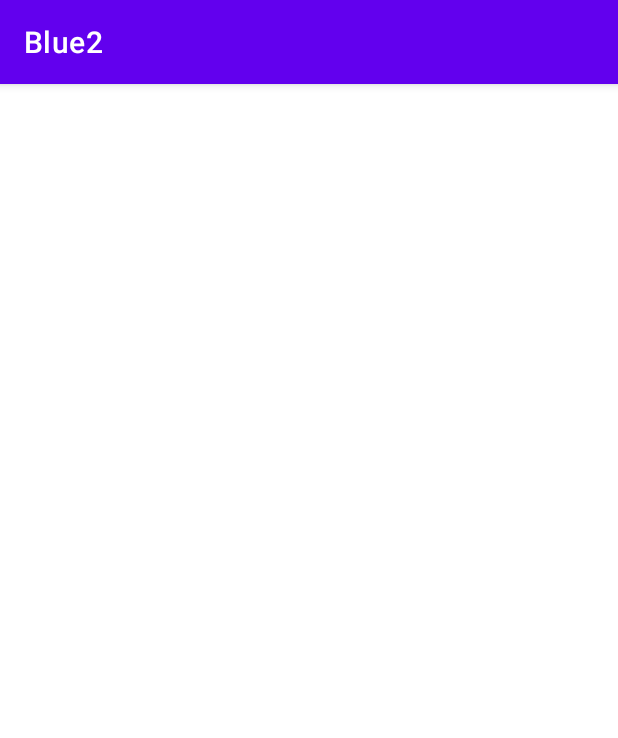
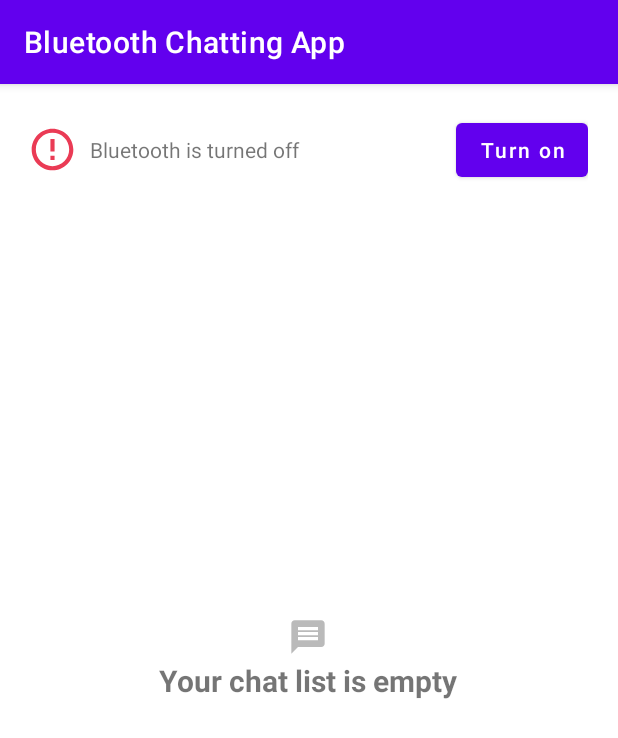
Before and after one commit to Galal2112/Android-Bluetooth-Chat, an Android app: the ChatListActivity screen opened directly, with no data from a screen before it, on a phone screen of 412 x 824 dp. Shown: the top 738 px of the screen. Run offline under Robolectric (Android 15) with nearby library versions, the phone set to English and light mode, and no system bars.

Commit message:
Layout for empty chat list and bluetooth turned off and turn on bluetooth action

```diff
--- a/app/src/main/java/com/example/blue2/ChatListActivity.java
+++ b/app/src/main/java/com/example/blue2/ChatListActivity.java
@@ -1,14 +1,102 @@
 package com.example.blue2;
 
+import androidx.annotation.Nullable;
 import androidx.appcompat.app.AppCompatActivity;
 
+import android.app.Activity;
+import android.bluetooth.BluetoothAdapter;
+import android.content.BroadcastReceiver;
+import android.content.Context;
+import android.content.Intent;
+import android.content.IntentFilter;
 import android.os.Bundle;
+import android.view.View;
+import android.widget.Button;
+import android.widget.Toast;
 
 public class ChatListActivity extends AppCompatActivity {
+
+    private View mEnableBluetoothView;
+    private Button mStartChatButton;
+    private static final int REQUEST_ENABLE_BLUETOOTH = 1001;
 
     @Override
     protected void onCreate(Bundle savedInstanceState) {
         super.onCreate(savedInstanceState);
         setContentView(R.layout.activity_chat_list);
+
+        mEnableBluetoothView = findViewById(R.id.ll_enable_bluetooth);
+        mStartChatButton = findViewById(R.id.btn_start_new_chat);
+        BluetoothAdapter bluetoothAdapter = BluetoothAdapter.getDefaultAdapter();
+        enableChat(bluetoothAdapter.isEnabled());
+        IntentFilter filter = new IntentFilter(BluetoothAdapter.ACTION_STATE_CHANGED);
+        registerReceiver(mReceiver, filter);
+        bindActions();
     }
+
+    @Override
+    public void onDestroy() {
+        super.onDestroy();
+        unregisterReceiver(mReceiver);
+    }
+
+    @Override
+    protected void onActivityResult(int requestCode, int resultCode, @Nullable Intent data) {
+        switch (requestCode) {
+            case REQUEST_ENABLE_BLUETOOTH:
+                if (resultCode == Activity.RESULT_OK) {
+                    ////
+                } else {
+                    Toast.makeText(ChatListActivity.this, R.string.enable_bluetooth_error, Toast.LENGTH_SHORT).show();
+                }
+                break;
+        }
+        super.onActivityResult(requestCode, resultCode, data);
+    }
+
+    private void onClick(View v) {
+        switch (v.getId()) {
+            case R.id.btn_turnon_bluetooth:
+                Intent enableIntent = new Intent(BluetoothAdapter.ACTION_REQUEST_ENABLE);
+                startActivityForResult(enableIntent, REQUEST_ENABLE_BLUETOOTH);
+            default:
+                break;
+        }
+    }
+
+    private void bindActions() {
+        findViewById(R.id.btn_turnon_bluetooth).setOnClickListener(this::onClick);
+    }
+
+    private void enableChat(boolean enable) {
+        if (enable) {
+            mEnableBluetoothView.setVisibility(View.GONE);
+            mStartChatButton.setVisibility(View.VISIBLE);
+        } else {
+            mEnableBluetoothView.setVisibility(View.VISIBLE);
+            mStartChatButton.setVisibility(View.GONE);
+        }
+    }
+
+    private final BroadcastReceiver mReceiver = new BroadcastReceiver() {
+        @Override
+        public void onReceive(Context context, Intent intent) {
+            final String action = intent.getAction();
+
+            if (action.equals(BluetoothAdapter.ACTION_STATE_CHANGED)) {
+                final int state = intent.getIntExtra(BluetoothAdapter.EXTRA_STATE,
+                        BluetoothAdapter.ERROR);
+                switch (state) {
+                    case BluetoothAdapter.STATE_OFF:
+                    case BluetoothAdapter.STATE_TURNING_OFF:
+                        enableChat(false);
+                        break;
+                    case BluetoothAdapter.STATE_ON:
+                    case BluetoothAdapter.STATE_TURNING_ON:
+                        enableChat(true);
+                        break;
+                }
+            }
+        }
+    };
 }
--- /dev/null
+++ b/app/src/main/res/drawable-anydpi/ic_message.xml
@@ -0,0 +1,16 @@
+<vector xmlns:android="http://schemas.android.com/apk/res/android"
+    android:width="24dp"
+    android:height="24dp"
+    android:viewportWidth="24"
+    android:viewportHeight="24"
+    android:tint="#A9A9A9"
+    android:alpha="0.8">
+  <group android:scaleX="1.1111112"
+      android:scaleY="1.1111112"
+      android:translateX="-1.3333334"
+      android:translateY="-1.3333334">
+    <path
+        android:fillColor="@android:color/white"
+        android:pathData="M20,2L4,2c-1.1,0 -1.99,0.9 -1.99,2L2,22l4,-4h14c1.1,0 2,-0.9 2,-2L22,4c0,-1.1 -0.9,-2 -2,-2zM18,14L6,14v-2h12v2zM18,11L6,11L6,9h12v2zM18,8L6,8L6,6h12v2z"/>
+  </group>
+</vector>
--- a/app/src/main/res/layout/activity_chat_list.xml
+++ b/app/src/main/res/layout/activity_chat_list.xml
@@ -1,9 +1,14 @@
 <?xml version="1.0" encoding="utf-8"?>
-<androidx.constraintlayout.widget.ConstraintLayout xmlns:android="http://schemas.android.com/apk/res/android"
-    xmlns:app="http://schemas.android.com/apk/res-auto"
+<RelativeLayout xmlns:android="http://schemas.android.com/apk/res/android"
     xmlns:tools="http://schemas.android.com/tools"
     android:layout_width="match_parent"
     android:layout_height="match_parent"
     tools:context=".ChatListActivity">
 
-</androidx.constraintlayout.widget.ConstraintLayout>
+    <RelativeLayout
+        android:layout_width="match_parent"
+        android:layout_height="match_parent">
+        <include layout="@layout/layout_enable_bluetooth"/>
+        <include layout="@layout/layout_empty_chat_list"/>
+    </RelativeLayout>
+</RelativeLayout>
--- a/app/src/main/res/layout/activity_on_boarding.xml
+++ b/app/src/main/res/layout/activity_on_boarding.xml
@@ -41,6 +41,14 @@
         android:layout_centerVertical="true"
         android:orientation="vertical">
 
+        <TextView
+            android:layout_width="wrap_content"
+            android:layout_height="wrap_content"
+            android:layout_gravity="center"
+            android:text="@string/welcome_msg"
+            android:textSize="20sp"
+            android:textStyle="bold" />
+
         <Button
             android:id="@+id/btn_start_chat"
             android:layout_width="wrap_content"
@@ -53,14 +61,6 @@
             android:text="@string/start_chat"
             android:textAllCaps="false" />
 
-        <TextView
-            android:layout_width="wrap_content"
-            android:layout_height="wrap_content"
-            android:layout_gravity="center"
-            android:text="@string/welcome_msg"
-            android:textSize="20sp"
-            android:textStyle="bold" />
-
     </LinearLayout>
 
 
--- /dev/null
+++ b/app/src/main/res/layout/layout_empty_chat_list.xml
@@ -0,0 +1,32 @@
+<?xml version="1.0" encoding="utf-8"?>
+<RelativeLayout xmlns:android="http://schemas.android.com/apk/res/android"
+    android:id="@+id/rl_empty_chat_list"
+    android:layout_width="match_parent"
+    android:layout_height="match_parent">
+
+    <LinearLayout
+        android:layout_width="match_parent"
+        android:layout_height="wrap_content"
+        android:layout_centerHorizontal="true"
+        android:layout_centerVertical="true"
+        android:gravity="center_horizontal"
+        android:orientation="vertical">
+        <TextView
+            android:id="@+id/tv_empty_chat"
+            android:layout_width="wrap_content"
+            android:layout_height="wrap_content"
+            android:drawablePadding="3dp"
+            android:drawableTop="@drawable/ic_message"
+            android:text="@string/empty_chat_list"
+            android:textSize="20sp"
+            android:textStyle="bold" />
+
+        <Button
+            android:id="@+id/btn_start_new_chat"
+            android:layout_width="wrap_content"
+            android:layout_height="wrap_content"
+            android:layout_marginTop="10dp"
+            android:textAllCaps="false"
+            android:text="@string/start_new_chat"/>
+    </LinearLayout>
+</RelativeLayout>
--- /dev/null
+++ b/app/src/main/res/layout/layout_enable_bluetooth.xml
@@ -0,0 +1,29 @@
+<?xml version="1.0" encoding="utf-8"?>
+<LinearLayout xmlns:android="http://schemas.android.com/apk/res/android"
+    android:id="@+id/ll_enable_bluetooth"
+    android:layout_width="match_parent"
+    android:layout_height="wrap_content"
+    android:gravity="center_vertical"
+    android:orientation="horizontal"
+    android:padding="20dp">
+
+    <ImageView
+        android:layout_width="30dp"
+        android:layout_height="30dp"
+        android:src="@drawable/ic_error" />
+
+    <TextView
+        android:layout_width="0dp"
+        android:layout_height="wrap_content"
+        android:layout_marginStart="10dp"
+        android:layout_weight="1"
+        android:text="@string/enable_bluetooth"
+        android:layout_marginEnd="10dp" />
+
+    <Button
+        android:id="@+id/btn_turnon_bluetooth"
+        android:layout_width="wrap_content"
+        android:layout_height="wrap_content"
+        android:textAllCaps="false"
+        android:text="@string/turn_on" />
+</LinearLayout>
--- a/app/src/main/res/values/strings.xml
+++ b/app/src/main/res/values/strings.xml
@@ -1,7 +1,12 @@
 <resources>
-    <string name="app_name">Blue2</string>
+    <string name="app_name">Bluetooth Chatting App</string>
     <string name="select_Devices">select_div</string>
     <string name="start_chat">Start Chat</string>
     <string name="welcome_msg">Welcome to Blutooth Chat</string>
     <string name="no_bluetooth_error">Sorry your device does not support Bluetooth</string>
+    <string name="enable_bluetooth">Bluetooth is turned off</string>
+    <string name="turn_on">Turn on</string>
+    <string name="empty_chat_list">Your chat list is empty</string>
+    <string name="start_new_chat">Start new chat</string>
+    <string name="enable_bluetooth_error">To be able to chat you need to enable bluetooth</string>
 </resources>
```
Also changed, not shown: app/src/main/res/drawable-hdpi/ic_message.png (added), app/src/main/res/drawable-mdpi/ic_message.png (added), app/src/main/res/drawable-xhdpi/ic_message.png (added), app/src/main/res/drawable-xxhdpi/ic_message.png (added).
